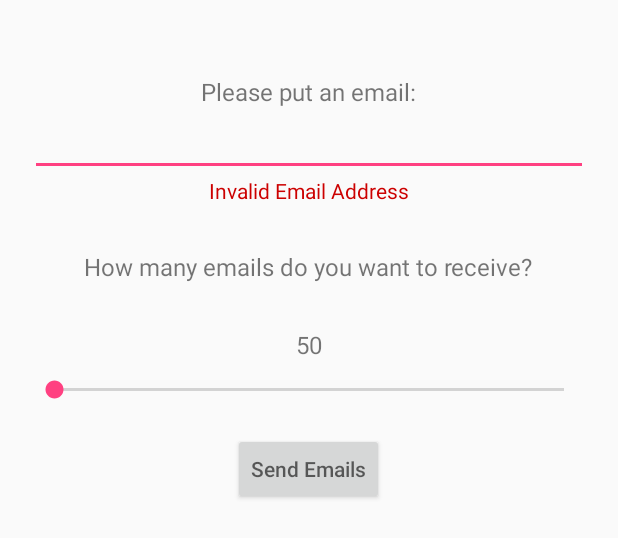
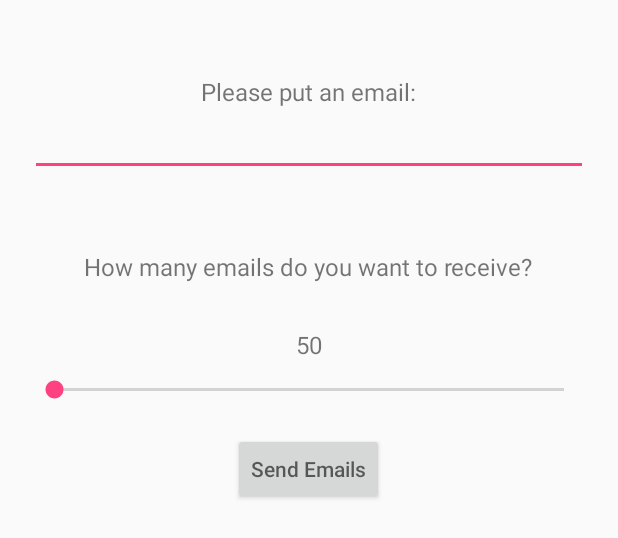
Before and after one commit to connected-tlip/Kata-Databinding, an Android app: the layout activity_main.xml on its own in the app's theme, with its tools: preview values and no code run, on a phone screen of 412 x 824 dp. Shown: the top 538 px of the screen. Run offline under Robolectric (Android 15) with nearby library versions, the phone set to English and light mode, and no system bars.

Commit message:
Add answer key

```diff
--- a/app/src/main/res/layout/activity_main.xml
+++ b/app/src/main/res/layout/activity_main.xml
@@ -46,7 +46,7 @@
                 android:layout_width="wrap_content"
                 android:layout_height="wrap_content"
                 android:visibility="@{viewLogic.errorTextVisible ? View.VISIBLE : View.GONE}"
-                android:text="Invalid Email Address"
+                android:text="@={viewLogic.errorTextValue}"
                 android:textColor="@android:color/holo_red_dark" />
 
             <TextView
@@ -61,6 +61,7 @@
                 android:layout_width="wrap_content"
                 android:layout_height="wrap_content"
                 android:layout_marginTop="30dp"
+                android:text="@={viewLogic.numEmailsValue}"
                 android:textSize="16sp"
                 tools:text="50" />
 
@@ -68,6 +69,7 @@
                 android:id="@+id/seek_bar"
                 android:layout_width="match_parent"
                 android:layout_height="wrap_content"
+                android:progress="@={viewLogic.seekbarProgress}"
                 android:layout_marginTop="10dp"
                 android:max="100" />
 
@@ -77,6 +79,7 @@
                 android:layout_width="wrap_content"
                 android:layout_height="wrap_content"
                 android:layout_marginTop="20dp"
+                android:onClick="@{viewLogic::buttonClick}"
                 android:hint="@string/send_emails" />
 
         </LinearLayout>
```
Also changed, not shown: app/src/main/java/com/connectedlab/kata4/MainActivity.kt (+5 -2 lines), app/src/main/java/com/connectedlab/kata4/MainViewLogic.kt (+15 -1 lines), app/src/main/java/com/connectedlab/kata4/ToastMaker.kt (added, +10 -0 lines), 1 other file.
